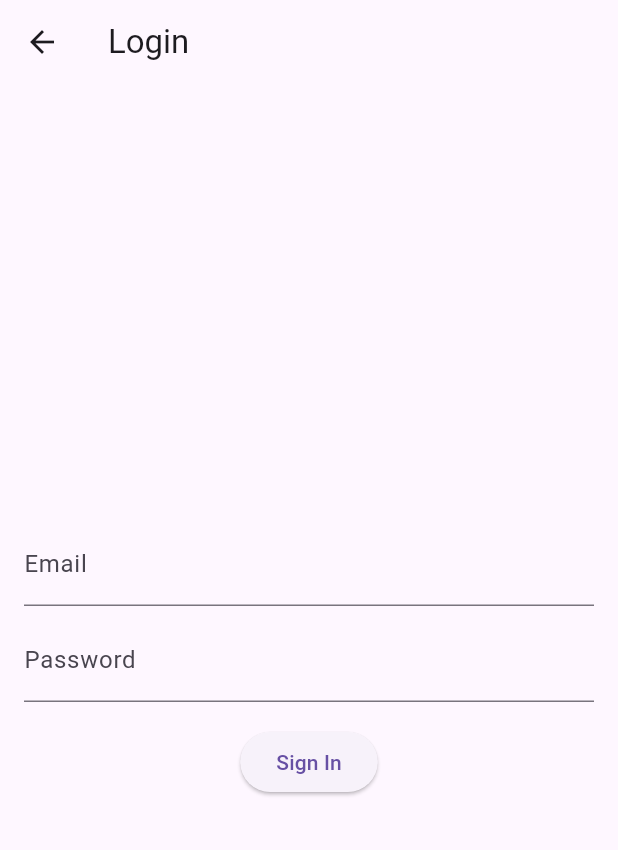
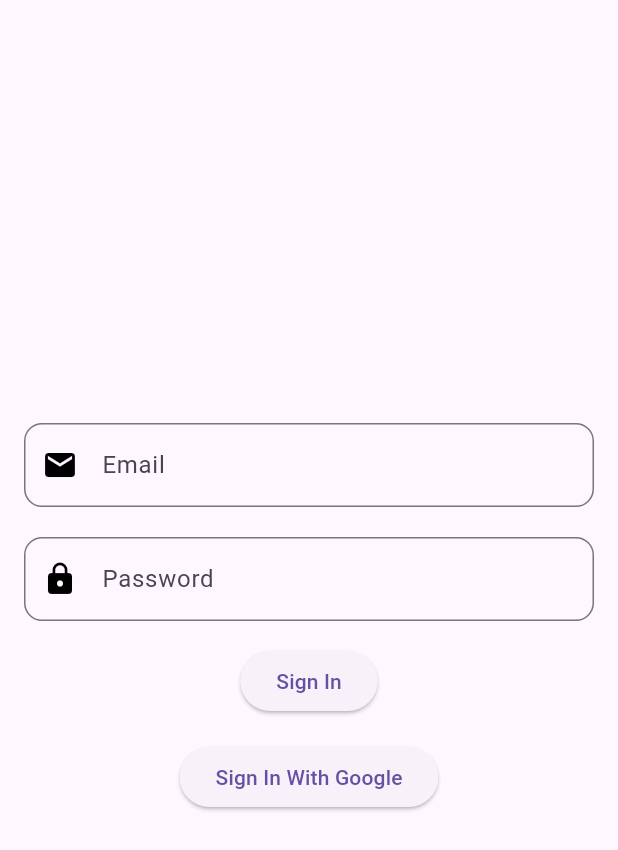
Before and after one commit to DUYCUTEPHOMAIQUE/Enva, a Flutter app: the LoginScreen screen opened directly, on a phone screen of 412 x 824 dp. Shown: the top 850 px of the screen. Run offline on Flutter 3.47's test engine with Material 3 defaults, Android fonts, the phone set to English and light mode, and no system bars; our stand-ins replace equatable, firebase_core, flutter_bloc, flutter_dotenv, flutter_secure_storage, fluttertoast and 5 more; missing offline and left inert: flutter_facebook_auth; accounts and stored records are empty; network calls fail.

Commit message:
them auth OK

```diff
--- a/assets/i18n/en.json
+++ b/assets/i18n/en.json
@@ -1,4 +1,18 @@
 {
-  "hello": "Hello",
-  "welcome": "Welcome to Enva"
+  "common": {
+    "loading": "Loading...",
+    "error": "Error",
+    "success": "Success"
+  },
+  "auth": {
+    "login": "Login",
+    "email": "Email",
+    "password": "Password",
+    "signIn": "Sign In",
+    "signInWithGoogle": "Sign in with Google",
+    "signOut": "Sign Out",
+    "signUpSuccess": "Sign up successfully",
+    "signInSuccess": "Sign in successfully",
+    "errorOccurred": "An error occurred"
+  }
 }
--- a/lib/blocs/auth/auth_event.dart
+++ b/lib/blocs/auth/auth_event.dart
@@ -1,3 +1,22 @@
-part of 'auth_bloc.dart';
+import 'package:equatable/equatable.dart';
 
-abstract class AuthEvent extends Equatable {}
+abstract class AuthEvent extends Equatable {
+  const AuthEvent();
+
+  @override
+  List<Object?> get props => [];
+}
+
+class EmailSignInRequested extends AuthEvent {
+  final String email;
+  final String password;
+
+  const EmailSignInRequested(this.email, this.password);
+
+  @override
+  List<Object?> get props => [email, password];
+}
+
+class GoogleSignInRequested extends AuthEvent {}
+
+class SignOutRequested extends AuthEvent {}
--- a/lib/blocs/auth/auth_state.dart
+++ b/lib/blocs/auth/auth_state.dart
@@ -1,7 +1,31 @@
-part of 'auth_bloc.dart';
+import 'package:equatable/equatable.dart';
+import 'package:supabase_flutter/supabase_flutter.dart';
 
-class AuthState extends Equatable {
+abstract class AuthState extends Equatable {
+  const AuthState();
+
   @override
-  // TODO: implement props
-  List<Object?> get props => throw UnimplementedError();
+  List<Object?> get props => [];
 }
+
+class AuthInitial extends AuthState {}
+
+class AuthLoading extends AuthState {}
+
+class AuthSuccess extends AuthState {
+  final User user;
+
+  const AuthSuccess(this.user);
+
+  @override
+  List<Object?> get props => [user];
+}
+
+class AuthError extends AuthState {
+  final String message;
+
+  const AuthError(this.message);
+
+  @override
+  List<Object?> get props => [message];
+}
--- /dev/null
+++ b/lib/blocs/blocs.dart
@@ -0,0 +1 @@
+export 'auth/auth_bloc.dart';
--- a/lib/screens/auth/login_screen.dart
+++ b/lib/screens/auth/login_screen.dart
@@ -1,89 +1,99 @@
+import 'package:enva/screens/auth/widgets/loading_overlay.dart';
 import 'package:flutter/material.dart';
+import 'package:flutter_bloc/flutter_bloc.dart';
 import 'package:fluttertoast/fluttertoast.dart';
-import 'package:supabase_flutter/supabase_flutter.dart';
+import '../../blocs/auth/auth_bloc.dart';
+import '../../blocs/auth/auth_event.dart';
+import '../../blocs/auth/auth_state.dart';
 
-class LoginScreen extends StatefulWidget {
-  @override
-  _LoginScreenState createState() => _LoginScreenState();
-}
+class LoginScreen extends StatelessWidget {
+  LoginScreen({Key? key}) : super(key: key);
 
-class _LoginScreenState extends State<LoginScreen> {
   final TextEditingController _emailController = TextEditingController();
   final TextEditingController _passwordController = TextEditingController();
-
-  String _errorMessage = "";
-
-  Future<void> _signIn() async {
-    final email = _emailController.text.trim();
-    final password = _passwordController.text.trim();
-
-    if (email.isEmpty || password.isEmpty) {
-      setState(() {
-        _errorMessage = "Please fill in both fields.";
-      });
-      return;
-    }
-
-    try {
-      final response = await Supabase.instance.client.auth.signInWithPassword(
-        email: email,
-        password: password,
-      );
-
-      if (response.session != null) {
-        Fluttertoast.showToast(
-            msg: "Sign up successfully ${response.user!.id}");
-        setState(() {
-          _errorMessage = response.session!.user!.email!;
-        });
-      } else {
-        // Nếu đăng nhập thành công, chuyển đến màn hình chính hoặc trang người dùng
-        setState(() {
-          _errorMessage = "";
-        });
-        // Chuyển hướng hoặc lưu trạng thái đăng nhập
-        Navigator.pop(context);
-      }
-    } catch (e) {
-      setState(() {
-        _errorMessage = "An error occurred. Please try again.";
-      });
-    }
-  }
 
   @override
   Widget build(BuildContext context) {
     return Scaffold(
-      appBar: AppBar(title: Text("Login")),
-      body: Padding(
+      body: SafeArea(
+        child: BlocConsumer<AuthBloc, AuthState>(
+          listener: (context, state) {
+            if (state is AuthSuccess) {
+              // Navigator.pushReplacementNamed(context, '/home');
+            }
+            if (state is AuthError) {
+              Fluttertoast.showToast(msg: state.message);
+            }
+          },
+          builder: (context, state) {
+            return Stack(
+              children: [
+                Padding(
                   padding: const EdgeInsets.all(16.0),
                   child: Column(
                     mainAxisAlignment: MainAxisAlignment.center,
                     children: <Widget>[
-            TextField(
-              controller: _emailController,
-              decoration: InputDecoration(labelText: "Email"),
+                      _buildTextField("Email", Icons.email, _emailController),
+                      const SizedBox(height: 20),
+                      _buildTextField(
+                        "Password",
+                        Icons.lock,
+                        _passwordController,
+                        isPassword: true,
                       ),
-            SizedBox(height: 8),
-            TextField(
-              controller: _passwordController,
-              decoration: InputDecoration(labelText: "Password"),
-              obscureText: true,
+                      const SizedBox(height: 16),
+                      Column(
+                        children: [
+                          ElevatedButton(
+                            onPressed: () {
+                              context.read<AuthBloc>().add(
+                                    EmailSignInRequested(
+                                      _emailController.text.trim(),
+                                      _passwordController.text.trim(),
                                     ),
-            SizedBox(height: 16),
+                                  );
+                            },
+                            child: const Text("Sign In"),
+                          ),
+                          const SizedBox(height: 16),
                           ElevatedButton(
-              onPressed: _signIn,
-              child: Text("Sign In"),
+                            onPressed: () {
+                              context
+                                  .read<AuthBloc>()
+                                  .add(GoogleSignInRequested());
+                            },
+                            child: const Text("Sign In With Google"),
                           ),
-            if (_errorMessage.isNotEmpty)
-              Padding(
-                padding: const EdgeInsets.all(8.0),
-                child: Text(
-                  _errorMessage,
-                  style: TextStyle(color: Colors.red),
+                        ],
+                      ),
+                    ],
                   ),
                 ),
+                if (state is AuthLoading) const LoadingOverlay(),
               ],
+            );
+          },
+        ),
+      ),
+    );
+  }
+
+  Widget _buildTextField(
+      String label, IconData icon, TextEditingController controller,
+      {bool isPassword = false}) {
+    return TextField(
+      obscureText: isPassword,
+      controller: controller,
+      decoration: InputDecoration(
+        labelText: label,
+        prefixIcon: Icon(icon, color: Colors.black),
+        border: OutlineInputBorder(
+          borderRadius: BorderRadius.circular(12),
+          borderSide: BorderSide(color: Colors.grey.withOpacity(0.2)),
+        ),
+        focusedBorder: OutlineInputBorder(
+          borderRadius: BorderRadius.circular(12),
+          borderSide: BorderSide(color: Colors.black),
         ),
       ),
     );
--- /dev/null
+++ b/lib/screens/auth/widgets/widgets.dart
@@ -0,0 +1 @@
+export 'package:enva/screens/auth/widgets/loading_overlay.dart';
--- a/lib/screens/screens.dart
+++ b/lib/screens/screens.dart
@@ -1,2 +1,3 @@
 export 'home/home_screen.dart';
 export 'auth/login_screen.dart';
+export 'authwrap/auth_wrapper.dart';
```
Also changed, not shown: assets/i18n/vi.json (+16 -2 lines), lib/blocs/auth/auth_bloc.dart (+59 -6 lines), lib/main.dart (+10 -5 lines), lib/screens/auth/widgets/loading_overlay.dart (added, +42 -0 lines), lib/screens/authwrap/auth_wrapper.dart (added, +23 -0 lines), lib/screens/home/home_screen.dart (+21 -20 lines), lib/services/supabase_services.dart (+20 -7 lines), slang.yaml (+7 -3 lines). Lines whose indentation alone changed are shown as unchanged.
